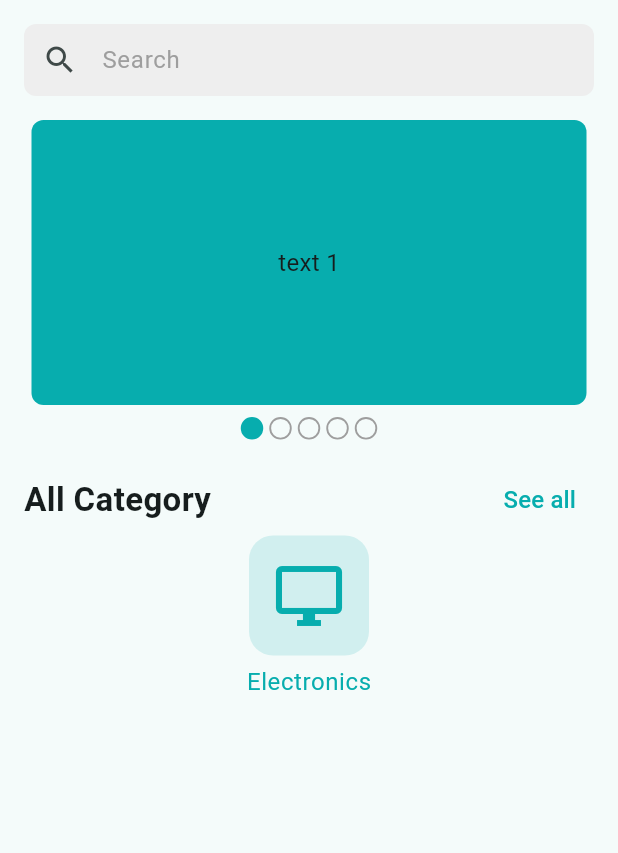
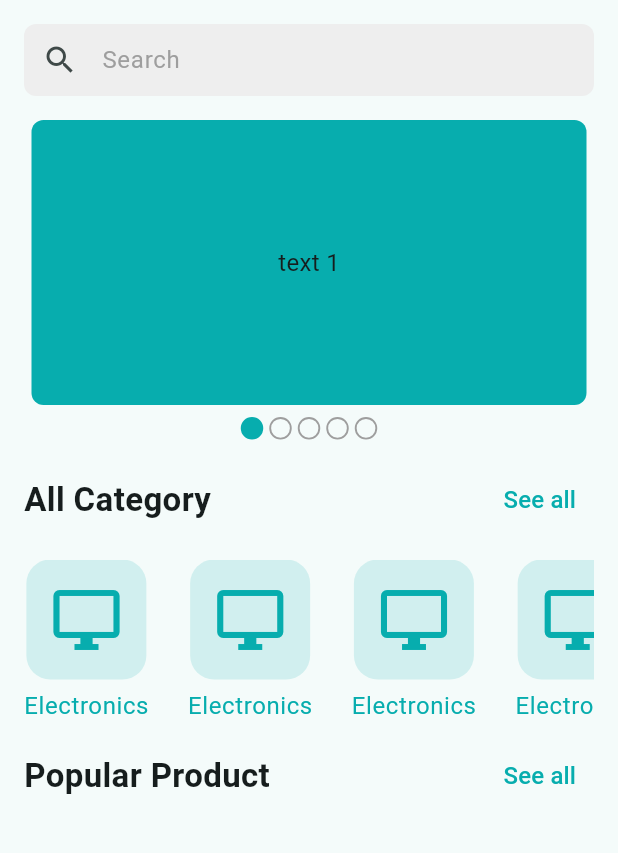
Before and after one commit to kdrbipul/ecommerce_project, a Flutter app: the screen it shows after launch, on a phone screen of 412 x 824 dp, the part 84-937 px from its top. Run offline on Flutter 3.47's test engine with Material 3 defaults, Android fonts, the phone set to English and light mode, and no system bars; drawn by our look-alikes of carousel_slider; our stand-ins replace flutter_svg, get, pin_code_fields.

Commit message:
popular product code start here

```diff
--- a/lib/presentation/screens/home_screen.dart
+++ b/lib/presentation/screens/home_screen.dart
@@ -4,6 +4,7 @@ import 'package:ecommerce_project/widgets/app_bar_icon_button.dart';
 import 'package:ecommerce_project/widgets/category_item.dart';
 import 'package:ecommerce_project/widgets/home_carousel_slider.dart';
 import 'package:ecommerce_project/widgets/section_header.dart';
+import 'package:flutter/cupertino.dart';
 import 'package:flutter/material.dart';
 import 'package:flutter_svg/flutter_svg.dart';
 
@@ -34,13 +35,35 @@ class _HomeScreenState extends State<HomeScreen> {
               title: "All Category",
               onTapSeeAll: () {},
             ),
-            const CategoryItem(),
+            const SizedBox(height: 16),
+            _buildCategoryListView(),
+            SectionHeader(
+              title: "Popular Product",
+              onTapSeeAll: () {},
+            ),
+            const SizedBox(height: 16),
+
           ],
         ),
       )),
     );
   }
 
+  Widget _buildCategoryListView() {
+    return SizedBox(
+      height: 120,
+      child: ListView.separated(
+        itemCount: 8,
+        scrollDirection: Axis.horizontal,
+        itemBuilder: (context, index) {
+          return const CategoryItem();
+        },
+        separatorBuilder: (BuildContext context, int index) {
+          return const SizedBox(width: 26);
+        },
+      ),
+    );
+  }
 
   Widget _buildSearchTextField() {
     return TextField(
--- a/lib/presentation/utils/assets_path.dart
+++ b/lib/presentation/utils/assets_path.dart
@@ -3,4 +3,5 @@ class AssetsPath {
 
   static const String appLogoSvg = '$_imagePath/logo.svg';
   static const String navLogoSvg = '$_imagePath/logo_nav.svg';
+  static const String productShoe = '$_imagePath/newShoe.svg';
 }
```
Also changed, not shown: assets/images/newShoe.svg (added).
